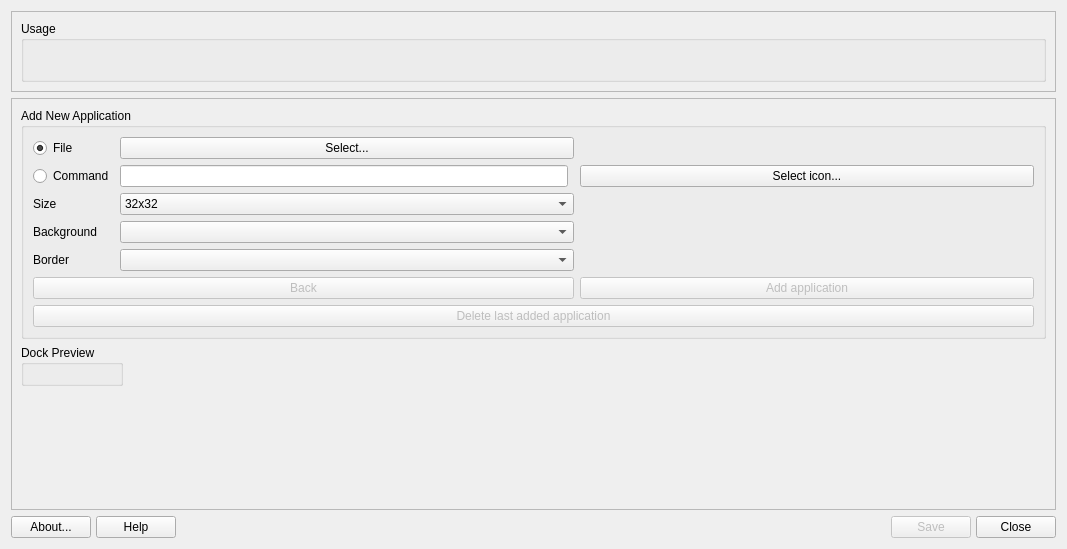
Old version of the form mainwindow.ui in the repository AdrianTM/mx-dockmaker.
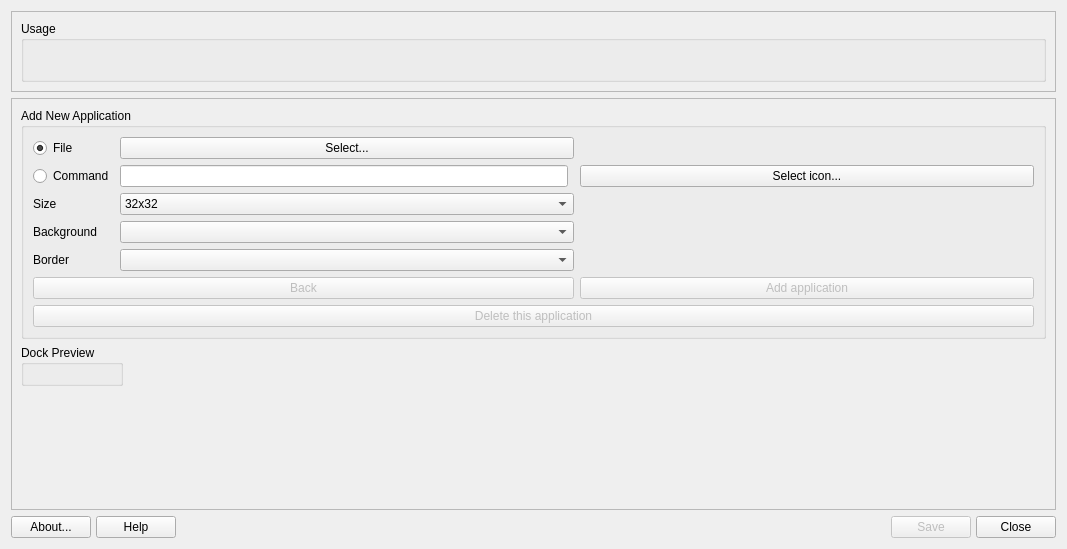
New version of the form. Icons and pictures are not drawn.

Patch:
```diff
--- a/mainwindow.ui
+++ b/mainwindow.ui
@@ -152,7 +152,7 @@
             <bool>false</bool>
            </property>
            <property name="text">
-            <string>Delete last added application</string>
+            <string>Delete this application</string>
            </property>
            <property name="icon">
             <iconset theme="edit-delete-symbolic">
```
